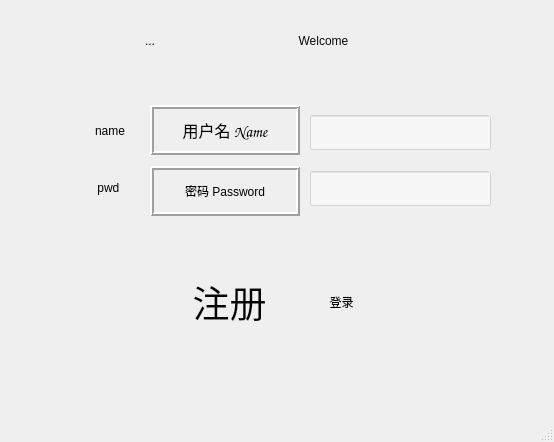
Old version of the form 2021_9_2Qt-main/client/client.ui in the repository KANG-HYUNIL/Qt.
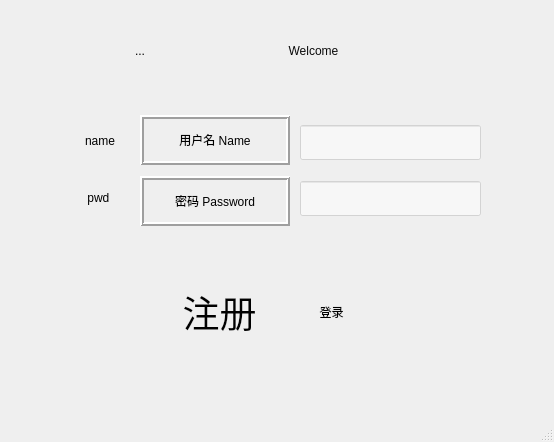
New version of the form. Icons and pictures are not drawn.

Commit message:
complete chat application
채팅 앱 기능 완성.

The edit to the form file:
```diff
--- a/2021_9_2Qt-main/client/client.ui
+++ b/2021_9_2Qt-main/client/client.ui
@@ -26,26 +26,38 @@
    <string>微绿</string>
   </property>
   <property name="styleSheet">
-   <string notr="true"/>
-  </property>
-  <widget class="QWidget" name="centralwidget">
-   <property name="styleSheet">
-    <string notr="true">QWidget#widget
+   <string notr="true">QWidget#widget
 {
 	
 	background-image: url(:/Client/QT/icon/Background_5.jpg);
 
 }</string>
+  </property>
+  <widget class="QWidget" name="centralwidget">
+   <property name="minimumSize">
+    <size>
+     <width>554</width>
+     <height>442</height>
+    </size>
+   </property>
+   <property name="styleSheet">
+    <string notr="true"/>
    </property>
    <widget class="QWidget" name="widget" native="true">
     <property name="geometry">
      <rect>
-      <x>10</x>
-      <y>-10</y>
+      <x>0</x>
+      <y>0</y>
       <width>554</width>
-      <height>399</height>
+      <height>442</height>
      </rect>
     </property>
+    <property name="minimumSize">
+     <size>
+      <width>554</width>
+      <height>442</height>
+     </size>
+    </property>
     <widget class="QWidget" name="horizontalLayoutWidget_2">
      <property name="geometry">
       <rect>
@@ -293,13 +305,8 @@
           <height>50</height>
          </size>
         </property>
-        <property name="font">
-         <font>
-          <family>Comic Sans MS</family>
-          <pointsize>12</pointsize>
-          <italic>false</italic>
-          <fontweight></fontweight>
-         </font>
+        <property name="toolTip">
+         <string notr="true"/>
         </property>
         <property name="styleSheet">
          <string notr="true">font: 75 12pt &quot;Comic Sans MS&quot;;
```
The commit also changes 2 other files.
